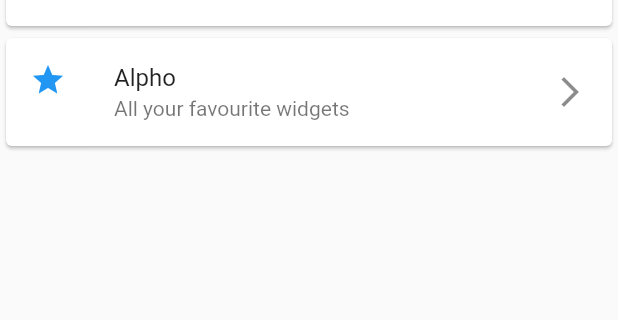
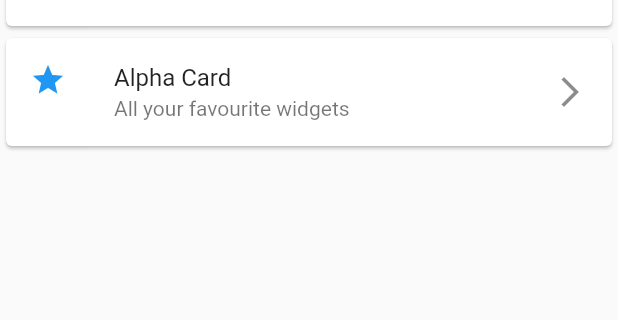
Before and after one commit to zawminhtwe-rfid/flutter-test, a Flutter app: the screen it shows after launch, on a phone screen of 412 x 824 dp, the part 532-852 px from its top. Run offline on Flutter 3.47's test engine with Material 2 defaults, Android fonts, the phone set to English and light mode, and no system bars; our stand-ins replace curved_navigation_bar, flutter_zoom_drawer.

Commit message:
alphpa code

```diff
--- a/lib/homepage.dart
+++ b/lib/homepage.dart
@@ -73,7 +73,7 @@ class _HomePageState extends State<HomePage> {
           Card(
             child: ListTile(
               leading: Icon(Icons.star, color: Colors.blue),
-              title: Text('Alpho'),
+              title: Text('Alpha Card'),
               subtitle: Text('All your favourite widgets'),
               trailing: Icon(Icons.arrow_forward_ios),
               onTap: () {
```
